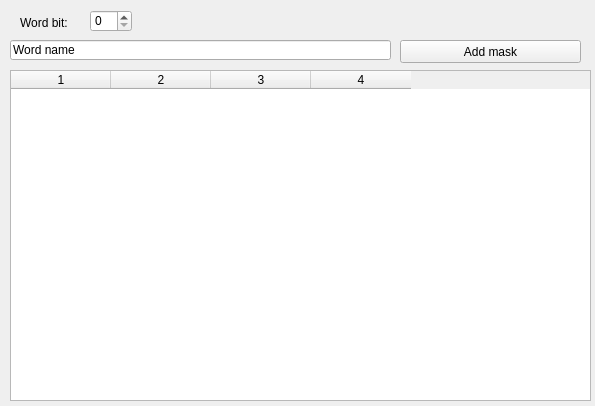
nghtsnw/etrodiag, file bytesettingsform.ui: the form before one commit.
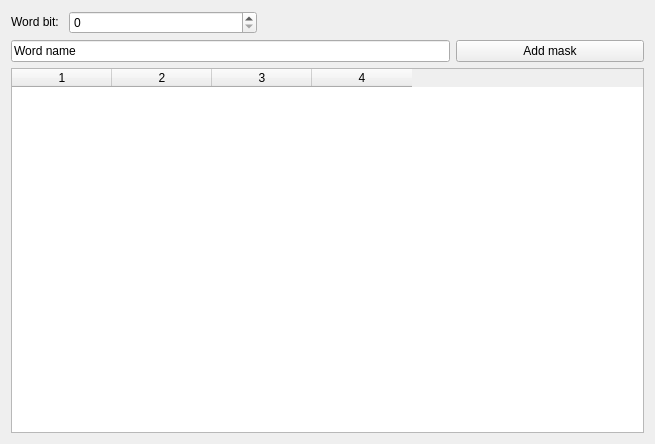
The form after the commit.

```diff
--- a/bytesettingsform.ui
+++ b/bytesettingsform.ui
@@ -6,91 +6,66 @@
    <rect>
     <x>0</x>
     <y>0</y>
-    <width>595</width>
-    <height>406</height>
+    <width>655</width>
+    <height>444</height>
    </rect>
   </property>
+  <property name="sizePolicy">
+   <sizepolicy hsizetype="Preferred" vsizetype="Preferred">
+    <horstretch>0</horstretch>
+    <verstretch>0</verstretch>
+   </sizepolicy>
+  </property>
   <property name="windowTitle">
    <string>Form</string>
   </property>
+  <layout class="QGridLayout" name="gridLayout">
+   <item row="0" column="0">
   <widget class="QLabel" name="label">
-   <property name="geometry">
-    <rect>
-     <x>20</x>
-     <y>12</y>
-     <width>81</width>
-     <height>21</height>
-    </rect>
+     <property name="sizePolicy">
+      <sizepolicy hsizetype="Fixed" vsizetype="Fixed">
+       <horstretch>0</horstretch>
+       <verstretch>0</verstretch>
+      </sizepolicy>
    </property>
    <property name="text">
     <string>Word bit: </string>
    </property>
   </widget>
-  <widget class="QSpinBox" name="bitBox">
-   <property name="geometry">
-    <rect>
-     <x>90</x>
-     <y>10</y>
-     <width>42</width>
-     <height>22</height>
-    </rect>
-   </property>
-   <property name="toolTip">
-    <string>0 = 8bit, 1 = 16bit, 2 = 32bit</string>
-   </property>
-   <property name="maximum">
-    <number>2</number>
-   </property>
-   <property name="stepType">
-    <enum>QAbstractSpinBox::DefaultStepType</enum>
-   </property>
-   <property name="value">
-    <number>0</number>
-   </property>
-   <property name="displayIntegerBase">
-    <number>10</number>
-   </property>
-  </widget>
-  <widget class="QLineEdit" name="wordNameEdit">
-   <property name="geometry">
-    <rect>
-     <x>10</x>
-     <y>40</y>
-     <width>381</width>
-     <height>20</height>
-    </rect>
-   </property>
-   <property name="text">
-    <string>Word name</string>
-   </property>
-  </widget>
+   </item>
+   <item row="1" column="3">
   <widget class="QPushButton" name="pushButton">
-   <property name="geometry">
-    <rect>
-     <x>400</x>
-     <y>40</y>
-     <width>181</width>
-     <height>23</height>
-    </rect>
+     <property name="sizePolicy">
+      <sizepolicy hsizetype="Preferred" vsizetype="Preferred">
+       <horstretch>0</horstretch>
+       <verstretch>0</verstretch>
+      </sizepolicy>
    </property>
    <property name="text">
     <string>Add mask</string>
    </property>
   </widget>
+   </item>
+   <item row="1" column="0" colspan="3">
+    <widget class="QLineEdit" name="wordNameEdit">
+     <property name="sizePolicy">
+      <sizepolicy hsizetype="Preferred" vsizetype="Fixed">
+       <horstretch>0</horstretch>
+       <verstretch>0</verstretch>
+      </sizepolicy>
+     </property>
+     <property name="text">
+      <string>Word name</string>
+     </property>
+    </widget>
+   </item>
+   <item row="2" column="0" colspan="4">
   <widget class="QTableWidget" name="masksWidget">
-   <property name="geometry">
-    <rect>
-     <x>10</x>
-     <y>70</y>
-     <width>581</width>
-     <height>331</height>
-    </rect>
-   </property>
-   <property name="maximumSize">
-    <size>
-     <width>581</width>
-     <height>16777215</height>
-    </size>
+     <property name="sizePolicy">
+      <sizepolicy hsizetype="Preferred" vsizetype="Preferred">
+       <horstretch>0</horstretch>
+       <verstretch>0</verstretch>
+      </sizepolicy>
    </property>
    <property name="alternatingRowColors">
     <bool>false</bool>
@@ -106,19 +81,40 @@
    <column/>
    <column/>
   </widget>
+   </item>
+   <item row="0" column="2" colspan="2">
   <widget class="QLabel" name="hexNumber">
-   <property name="geometry">
-    <rect>
-     <x>150</x>
-     <y>10</y>
-     <width>431</width>
-     <height>21</height>
-    </rect>
-   </property>
    <property name="text">
     <string/>
    </property>
   </widget>
+   </item>
+   <item row="0" column="1">
+    <widget class="QSpinBox" name="bitBox">
+     <property name="sizePolicy">
+      <sizepolicy hsizetype="Preferred" vsizetype="Fixed">
+       <horstretch>0</horstretch>
+       <verstretch>0</verstretch>
+      </sizepolicy>
+     </property>
+     <property name="toolTip">
+      <string>0 = 8bit, 1 = 16bit, 2 = 32bit</string>
+     </property>
+     <property name="maximum">
+      <number>2</number>
+     </property>
+     <property name="stepType">
+      <enum>QAbstractSpinBox::DefaultStepType</enum>
+     </property>
+     <property name="value">
+      <number>0</number>
+     </property>
+     <property name="displayIntegerBase">
+      <number>10</number>
+     </property>
+    </widget>
+   </item>
+  </layout>
  </widget>
  <resources/>
  <connections/>
```
Lines whose indentation alone changed are shown as unchanged.
